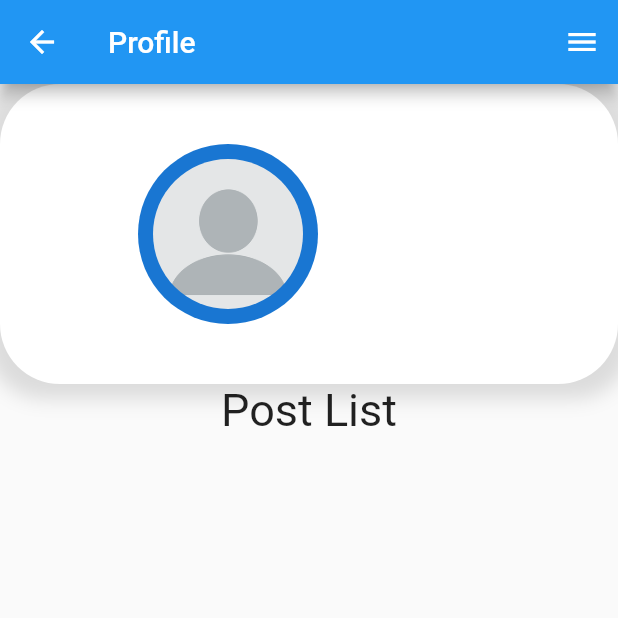
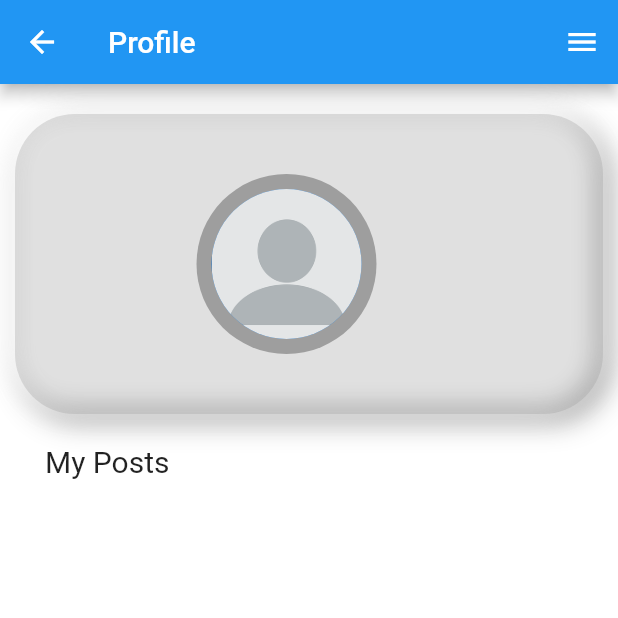
Before and after one commit to HongikB612/UrbanLink, a Flutter app: the ProfilePage screen opened directly, on a phone screen of 412 x 824 dp, the top half of it. Run offline on Flutter 3.47's test engine with Material 2 defaults, Android fonts, the phone set to English and light mode, and no system bars; our stand-ins replace anim_search_bar, cloud_firestore, firebase_auth, firebase_core, firebase_storage, geocoding and 6 more; accounts and stored records are empty.

Commit message:
Style Change profilepage ui

```diff
--- a/lib/pages/profilepage/profilepage.dart
+++ b/lib/pages/profilepage/profilepage.dart
@@ -50,22 +50,28 @@ class _ProfilePageState extends State<ProfilePage> {
   }
 
   Widget profileBox(MyUser? profileUser) {
-    const textProfileUserStyle =
-        TextStyle(fontSize: 30, fontWeight: FontWeight.bold);
     const textProfileDescriptionStyle = TextStyle(fontSize: 20);
     const double profileHeight = 200;
     const double profileRound = 40;
     return Container(
+      margin: const EdgeInsets.fromLTRB(10, 20, 10, 0),
         height: profileHeight,
         decoration: const BoxDecoration(
-          color: Colors.white,
           boxShadow: [
             BoxShadow(
-              color: Colors.black12,
-              blurRadius: 10,
-              spreadRadius: 10,
+              color: Colors.grey,
+              offset: Offset(4.0, 4.0),
+              blurRadius: 15.0,
+              spreadRadius: 1.0,
+            ),
+            BoxShadow(
+              color: Colors.white,
+              offset: Offset(-4.0, -4.0),
+              blurRadius: 15.0,
+              spreadRadius: 1.0,
             ),
           ],
+          color: const Color.fromRGBO(153, 153, 153, 0.3),
           borderRadius: BorderRadius.only(
             topLeft: Radius.circular(profileRound),
             topRight: Radius.circular(profileRound),
@@ -78,10 +84,11 @@ class _ProfilePageState extends State<ProfilePage> {
           mainAxisAlignment: MainAxisAlignment.center,
           children: <Widget>[
             Row(
-              mainAxisAlignment: MainAxisAlignment.spaceEvenly,
+              mainAxisAlignment: MainAxisAlignment.center,
               children: [
                 const CircleAvatar(
                   minRadius: 60.0,
+                  backgroundColor: Colors.grey,
                   child: CircleAvatar(
                     radius: 50.0,
                     backgroundImage:
@@ -89,13 +96,13 @@ class _ProfilePageState extends State<ProfilePage> {
                   ),
                 ),
                 Padding(
-                  padding: const EdgeInsets.all(8.0),
+                  padding: const EdgeInsets.fromLTRB(20, 0, 10, 0),
                   child: Column(
-                    crossAxisAlignment: CrossAxisAlignment.start,
-                    mainAxisAlignment: MainAxisAlignment.spaceEvenly,
+                    //crossAxisAlignment: CrossAxisAlignment.start,
+                    //mainAxisAlignment: MainAxisAlignment.spaceEvenly,
                     children: [
                       Text(profileUser?.userName ?? 'Unknown',
-                          style: textProfileUserStyle),
+                          style: const TextStyle(fontSize: 30, fontWeight: FontWeight.w700)),
                       Text(profileUser?.userExplanation ?? '',
                           style: textProfileDescriptionStyle),
                     ],
@@ -111,6 +118,7 @@ class _ProfilePageState extends State<ProfilePage> {
   Widget build(BuildContext context) {
     final postListComponent = PostListComponent();
     return Scaffold(
+      backgroundColor: Color(0xffddc9),
       appBar: AppBar(
         title: const Text('Profile'),
       ),
@@ -120,7 +128,11 @@ class _ProfilePageState extends State<ProfilePage> {
       body: Column(
         children: <Widget>[
           profileBox(_myUser),
-          const Text('Post List', style: TextStyle(fontSize: 30)),
+          Container(
+            alignment: Alignment.centerLeft,
+            padding: const EdgeInsets.fromLTRB(30, 20, 0, 10),
+            child: const Text('My Posts', style: TextStyle(fontSize: 20, fontWeight: FontWeight.normal)),
+          ),
           Expanded(
             child: postListComponent.postStreamBuilder(
               PostDatabaseService.getPostsByUserId(
```
